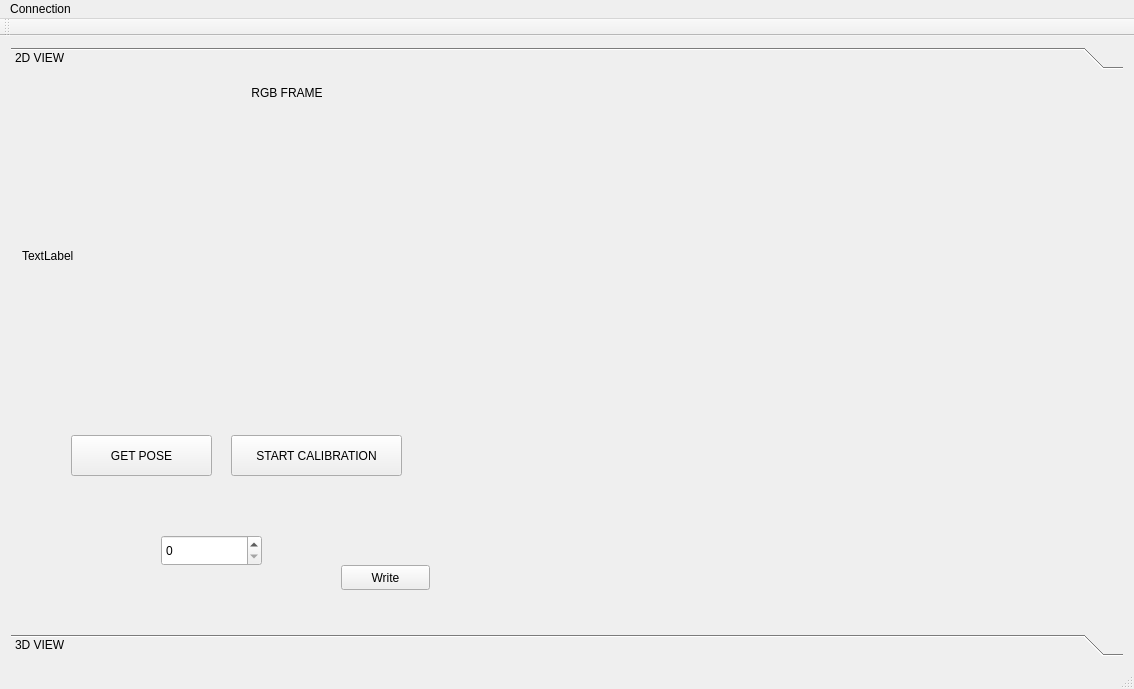
The window that mainwindow.ui (tapati0127/6DPoseEstimation) describes before a commit, drawn with Qt 5.
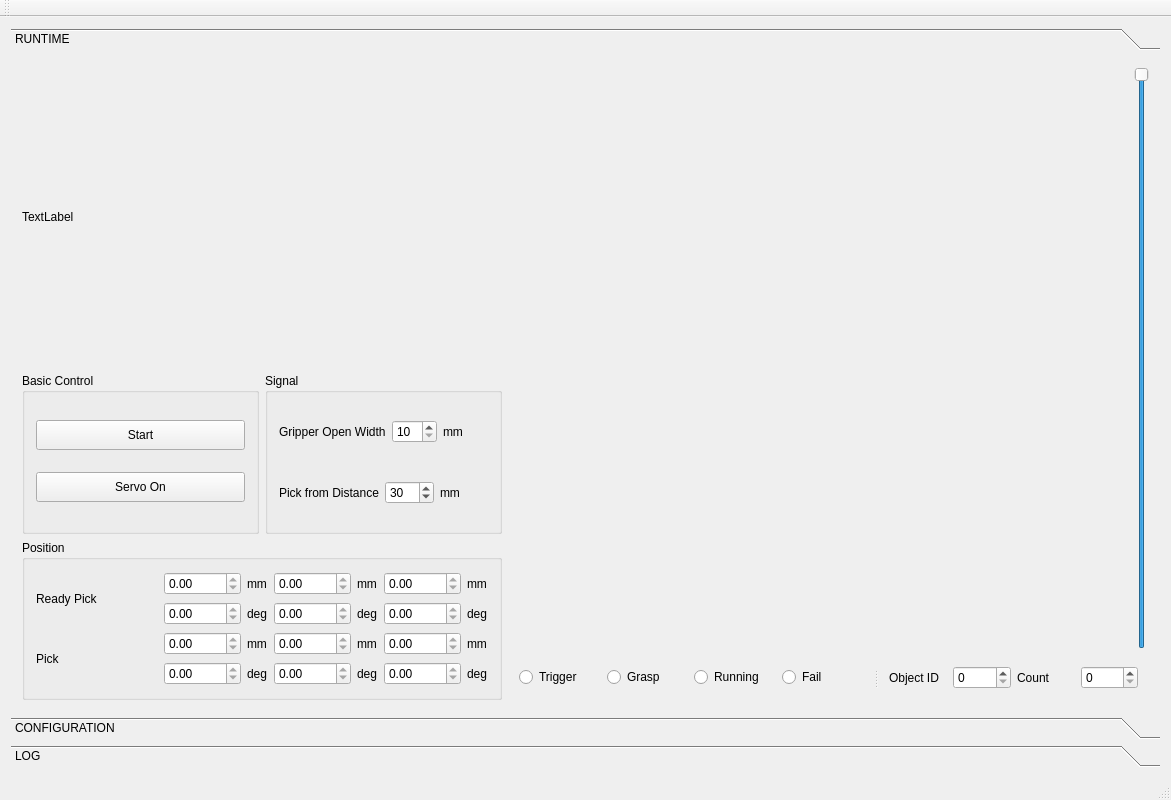
The same window after the commit. Custom widgets are drawn as their Qt base class.

Commit message: basic control

```diff
--- a/mainwindow.ui
+++ b/mainwindow.ui
@@ -6,8 +6,8 @@
    <rect>
     <x>0</x>
     <y>0</y>
-    <width>1134</width>
-    <height>689</height>
+    <width>1171</width>
+    <height>800</height>
    </rect>
   </property>
   <property name="windowTitle">
@@ -22,129 +22,528 @@
         <rect>
          <x>0</x>
          <y>0</y>
-         <width>1116</width>
-         <height>548</height>
+         <width>1153</width>
+         <height>628</height>
         </rect>
        </property>
        <attribute name="label">
-        <string>2D VIEW</string>
+        <string>RUNTIME</string>
        </attribute>
-       <widget class="QPushButton" name="pushButton">
-        <property name="geometry">
-         <rect>
-          <x>60</x>
-          <y>360</y>
-          <width>141</width>
-          <height>41</height>
-         </rect>
-        </property>
-        <property name="text">
-         <string>GET POSE</string>
-        </property>
-       </widget>
-       <widget class="QPushButton" name="pushButton_2">
-        <property name="geometry">
-         <rect>
-          <x>220</x>
-          <y>360</y>
-          <width>171</width>
-          <height>41</height>
-         </rect>
-        </property>
-        <property name="text">
-         <string>START CALIBRATION</string>
-        </property>
-       </widget>
-       <widget class="QPushButton" name="pushButton_3">
-        <property name="geometry">
-         <rect>
-          <x>330</x>
-          <y>490</y>
-          <width>89</width>
-          <height>25</height>
-         </rect>
-        </property>
-        <property name="text">
-         <string>Write</string>
-        </property>
-       </widget>
-       <widget class="QSpinBox" name="spinBox">
-        <property name="geometry">
-         <rect>
-          <x>150</x>
-          <y>460</y>
-          <width>101</width>
-          <height>31</height>
-         </rect>
-        </property>
-        <property name="minimum">
-         <number>0</number>
-        </property>
-        <property name="maximum">
-         <number>180</number>
-        </property>
-       </widget>
-       <widget class="QWidget" name="">
-        <layout class="QVBoxLayout" name="verticalLayout">
-         <item>
-          <widget class="QLabel" name="label">
-           <property name="text">
-            <string>RGB FRAME</string>
-           </property>
-           <property name="alignment">
-            <set>Qt::AlignCenter</set>
-           </property>
-          </widget>
-         </item>
-         <item>
-          <widget class="QLabel" name="labelImage">
-           <property name="sizePolicy">
-            <sizepolicy hsizetype="Fixed" vsizetype="Fixed">
-             <horstretch>0</horstretch>
-             <verstretch>0</verstretch>
-            </sizepolicy>
-           </property>
-           <property name="minimumSize">
-            <size>
-             <width>530</width>
-             <height>300</height>
-            </size>
-           </property>
-           <property name="maximumSize">
-            <size>
-             <width>848</width>
-             <height>840</height>
-            </size>
-           </property>
-           <property name="text">
-            <string>TextLabel</string>
-           </property>
-          </widget>
-         </item>
-        </layout>
-       </widget>
-       <widget class="QVTKWidget" name="qvtkWidget" native="true">
-        <property name="geometry">
-         <rect>
-          <x>548</x>
-          <y>1</y>
-          <width>530</width>
-          <height>521</height>
-         </rect>
-        </property>
-        <property name="minimumSize">
-         <size>
-          <width>530</width>
-          <height>300</height>
-         </size>
-        </property>
-        <property name="autoFillBackground">
-         <bool>false</bool>
-        </property>
-        <property name="styleSheet">
-         <string notr="true"/>
-        </property>
-       </widget>
+       <layout class="QHBoxLayout" name="horizontalLayout_28">
+        <item>
+         <layout class="QVBoxLayout" name="verticalLayout_10">
+          <item>
+           <widget class="QLabel" name="labelImage">
+            <property name="sizePolicy">
+             <sizepolicy hsizetype="Fixed" vsizetype="Fixed">
+              <horstretch>0</horstretch>
+              <verstretch>0</verstretch>
+             </sizepolicy>
+            </property>
+            <property name="minimumSize">
+             <size>
+              <width>480</width>
+              <height>300</height>
+             </size>
+            </property>
+            <property name="maximumSize">
+             <size>
+              <width>4800</width>
+              <height>3000</height>
+             </size>
+            </property>
+            <property name="text">
+             <string>TextLabel</string>
+            </property>
+           </widget>
+          </item>
+          <item>
+           <layout class="QHBoxLayout" name="horizontalLayout_25">
+            <item>
+             <widget class="QGroupBox" name="groupBox_4">
+              <property name="title">
+               <string>Basic Control</string>
+              </property>
+              <layout class="QVBoxLayout" name="verticalLayout_9">
+               <item>
+                <widget class="QPushButton" name="pushButtonStart">
+                 <property name="minimumSize">
+                  <size>
+                   <width>0</width>
+                   <height>30</height>
+                  </size>
+                 </property>
+                 <property name="text">
+                  <string>Start</string>
+                 </property>
+                </widget>
+               </item>
+               <item>
+                <widget class="QPushButton" name="pushButtonServoOn">
+                 <property name="minimumSize">
+                  <size>
+                   <width>0</width>
+                   <height>30</height>
+                  </size>
+                 </property>
+                 <property name="text">
+                  <string>Servo On</string>
+                 </property>
+                </widget>
+               </item>
+              </layout>
+             </widget>
+            </item>
+            <item>
+             <widget class="QGroupBox" name="groupBox_6">
+              <property name="title">
+               <string>Signal</string>
+              </property>
+              <layout class="QVBoxLayout" name="verticalLayout_11">
+               <item>
+                <layout class="QHBoxLayout" name="horizontalLayout_24">
+                 <item>
+                  <layout class="QHBoxLayout" name="horizontalLayout_22">
+                   <item>
+                    <widget class="QLabel" name="label_12">
+                     <property name="text">
+                      <string>Gripper Open Width</string>
+                     </property>
+                    </widget>
+                   </item>
+                   <item>
+                    <widget class="QSpinBox" name="spinBoxGripperWidth">
+                     <property name="minimum">
+                      <number>10</number>
+                     </property>
+                     <property name="maximum">
+                      <number>55</number>
+                     </property>
+                    </widget>
+                   </item>
+                   <item>
+                    <widget class="QLabel" name="label_13">
+                     <property name="text">
+                      <string>mm</string>
+                     </property>
+                    </widget>
+                   </item>
+                  </layout>
+                 </item>
+                </layout>
+               </item>
+               <item>
+                <layout class="QHBoxLayout" name="horizontalLayout_23">
+                 <item>
+                  <widget class="QLabel" name="label_14">
+                   <property name="text">
+                    <string>Pick from Distance</string>
+                   </property>
+                  </widget>
+                 </item>
+                 <item>
+                  <widget class="QSpinBox" name="spinBoxPickingDistance">
+                   <property name="minimum">
+                    <number>10</number>
+                   </property>
+                   <property name="maximum">
+                    <number>100</number>
+                   </property>
+                   <property name="value">
+                    <number>30</number>
+                   </property>
+                  </widget>
+                 </item>
+                 <item>
+                  <widget class="QLabel" name="label_15">
+                   <property name="text">
+                    <string>mm</string>
+                   </property>
+                  </widget>
+                 </item>
+                </layout>
+               </item>
+              </layout>
+             </widget>
+            </item>
+           </layout>
+          </item>
+          <item>
+           <widget class="QGroupBox" name="groupBox_5">
+            <property name="title">
+             <string>Position</string>
+            </property>
+            <layout class="QVBoxLayout" name="verticalLayout_7">
+             <item>
+              <layout class="QHBoxLayout" name="horizontalLayout_16">
+               <item>
+                <widget class="QLabel" name="label_9">
+                 <property name="text">
+                  <string>Ready Pick</string>
+                 </property>
+                </widget>
+               </item>
+               <item>
+                <layout class="QVBoxLayout" name="verticalLayout_6">
+                 <item>
+                  <layout class="QHBoxLayout" name="horizontalLayout_17">
+                   <item>
+                    <widget class="QDoubleSpinBox" name="doubleSpinBoxX1">
+                     <property name="readOnly">
+                      <bool>true</bool>
+                     </property>
+                     <property name="maximum">
+                      <double>10000.000000000000000</double>
+                     </property>
+                    </widget>
+                   </item>
+                   <item>
+                    <widget class="QLabel" name="label_22">
+                     <property name="text">
+                      <string>mm</string>
+                     </property>
+                    </widget>
+                   </item>
+                   <item>
+                    <widget class="QDoubleSpinBox" name="doubleSpinBoxY1">
+                     <property name="readOnly">
+                      <bool>true</bool>
+                     </property>
+                     <property name="maximum">
+                      <double>10000.000000000000000</double>
+                     </property>
+                    </widget>
+                   </item>
+                   <item>
+                    <widget class="QLabel" name="label_23">
+                     <property name="text">
+                      <string>mm</string>
+                     </property>
+                    </widget>
+                   </item>
+                   <item>
+                    <widget class="QDoubleSpinBox" name="doubleSpinBoxZ1">
+                     <property name="readOnly">
+                      <bool>true</bool>
+                     </property>
+                     <property name="maximum">
+                      <double>10000.000000000000000</double>
+                     </property>
+                    </widget>
+                   </item>
+                   <item>
+                    <widget class="QLabel" name="label_24">
+                     <property name="text">
+                      <string>mm</string>
+                     </property>
+                    </widget>
+                   </item>
+                  </layout>
+                 </item>
+                 <item>
+                  <layout class="QHBoxLayout" name="horizontalLayout_18">
+                   <item>
+                    <widget class="QDoubleSpinBox" name="doubleSpinBoxRX1">
+                     <property name="readOnly">
+                      <bool>true</bool>
+                     </property>
+                     <property name="maximum">
+                      <double>10000.000000000000000</double>
+                     </property>
+                    </widget>
+                   </item>
+                   <item>
+                    <widget class="QLabel" name="label_25">
+                     <property name="text">
+                      <string>deg</string>
+                     </property>
+                    </widget>
+                   </item>
+                   <item>
+                    <widget class="QDoubleSpinBox" name="doubleSpinBoxRY1">
+                     <property name="readOnly">
+                      <bool>true</bool>
+                     </property>
+                     <property name="maximum">
+                      <double>10000.000000000000000</double>
+                     </property>
+                    </widget>
+                   </item>
+                   <item>
+                    <widget class="QLabel" name="label_26">
+                     <property name="text">
+                      <string>deg</string>
+                     </property>
+                    </widget>
+                   </item>
+                   <item>
+                    <widget class="QDoubleSpinBox" name="doubleSpinBoxRZ1">
+                     <property name="readOnly">
+                      <bool>true</bool>
+                     </property>
+                     <property name="maximum">
+                      <double>10000.000000000000000</double>
+                     </property>
+                    </widget>
+                   </item>
+                   <item>
+                    <widget class="QLabel" name="label_27">
+                     <property name="text">
+                      <string>deg</string>
+                     </property>
+                    </widget>
+                   </item>
+                  </layout>
+                 </item>
+                </layout>
+               </item>
+              </layout>
+             </item>
+             <item>
+              <layout class="QHBoxLayout" name="horizontalLayout_15">
+               <item>
+                <widget class="QLabel" name="label_2">
+                 <property name="text">
+                  <string>Pick</string>
+                 </property>
+                </widget>
+               </item>
+               <item>
+                <layout class="QVBoxLayout" name="verticalLayout_5">
+                 <item>
+                  <layout class="QHBoxLayout" name="horizontalLayout_13">
+                   <item>
+                    <widget class="QDoubleSpinBox" name="doubleSpinBoxX2">
+                     <property name="readOnly">
+                      <bool>true</bool>
+                     </property>
+                     <property name="maximum">
+                      <double>10000.000000000000000</double>
+                     </property>
+                    </widget>
+                   </item>
+                   <item>
+                    <widget class="QLabel" name="label_16">
+                     <property name="text">
+                      <string>mm</string>
+                     </property>
+                    </widget>
+                   </item>
+                   <item>
+                    <widget class="QDoubleSpinBox" name="doubleSpinBoxY2">
+                     <property name="readOnly">
+                      <bool>true</bool>
+                     </property>
+                     <property name="maximum">
+                      <double>10000.000000000000000</double>
+                     </property>
+                    </widget>
+                   </item>
+                   <item>
+                    <widget class="QLabel" name="label_17">
+                     <property name="text">
+                      <string>mm</string>
+                     </property>
+                    </widget>
+                   </item>
+                   <item>
+                    <widget class="QDoubleSpinBox" name="doubleSpinBoxZ2">
+                     <property name="readOnly">
+                      <bool>true</bool>
+                     </property>
+                     <property name="maximum">
+                      <double>10000.000000000000000</double>
+                     </property>
+                    </widget>
+                   </item>
+                   <item>
+                    <widget class="QLabel" name="label_18">
+                     <property name="text">
+                      <string>mm</string>
+                     </property>
+                    </widget>
+                   </item>
+                  </layout>
+                 </item>
+                 <item>
+                  <layout class="QHBoxLayout" name="horizontalLayout_14">
+                   <item>
+                    <widget class="QDoubleSpinBox" name="doubleSpinBoxRX2">
+                     <property name="readOnly">
+                      <bool>true</bool>
+                     </property>
+                     <property name="maximum">
+                      <double>10000.000000000000000</double>
+                     </property>
+                    </widget>
+                   </item>
+                   <item>
+                    <widget class="QLabel" name="label_19">
+                     <property name="text">
+                      <string>deg</string>
+                     </property>
+                    </widget>
+                   </item>
+                   <item>
+                    <widget class="QDoubleSpinBox" name="doubleSpinBoxRY2">
+                     <property name="readOnly">
+                      <bool>true</bool>
+                     </property>
+                     <property name="maximum">
+                      <double>10000.000000000000000</double>
+                     </property>
+                    </widget>
+                   </item>
+                   <item>
+                    <widget class="QLabel" name="label_20">
+                     <property name="text">
+                      <string>deg</string>
+                     </property>
+                    </widget>
+                   </item>
+                   <item>
+                    <widget class="QDoubleSpinBox" name="doubleSpinBoxRZ2">
+                     <property name="readOnly">
+                      <bool>true</bool>
+                     </property>
+                     <property name="maximum">
+                      <double>10000.000000000000000</double>
+                     </property>
+                    </widget>
+                   </item>
+                   <item>
+                    <widget class="QLabel" name="label_21">
+                     <property name="text">
+                      <string>deg</string>
+                     </property>
+                    </widget>
+                   </item>
+                  </layout>
+                 </item>
+                </layout>
+               </item>
+              </layout>
+             </item>
+            </layout>
+           </widget>
+          </item>
+         </layout>
+        </item>
+        <item>
+         <layout class="QVBoxLayout" name="verticalLayout_8">
+          <item>
+           <layout class="QHBoxLayout" name="horizontalLayout_26">
+            <item>
+             <widget class="QVTKWidget" name="qvtkWidget" native="true">
+              <property name="minimumSize">
+               <size>
+                <width>530</width>
+                <height>550</height>
+               </size>
+              </property>
+              <property name="autoFillBackground">
+               <bool>false</bool>
+              </property>
+              <property name="styleSheet">
+               <string notr="true"/>
+              </property>
+             </widget>
+            </item>
+            <item>
+             <widget class="QSlider" name="verticalSlider">
+              <property name="minimum">
+               <number>150</number>
+              </property>
+              <property name="singleStep">
+               <number>1</number>
+              </property>
+              <property name="orientation">
+               <enum>Qt::Vertical</enum>
+              </property>
+             </widget>
+            </item>
+           </layout>
+          </item>
+          <item>
+           <widget class="QSplitter" name="splitter">
+            <property name="orientation">
+             <enum>Qt::Horizontal</enum>
+            </property>
+            <widget class="QWidget" name="layoutWidget">
+             <layout class="QHBoxLayout" name="horizontalLayout_20">
+              <item>
+               <widget class="QRadioButton" name="radioButtonTrigger">
+                <property name="text">
+                 <string>Trigger</string>
+                </property>
+               </widget>
+              </item>
+              <item>
+               <widget class="QRadioButton" name="radioButtonGrasp">
+                <property name="text">
+                 <string>Grasp</string>
+                </property>
+               </widget>
+              </item>
+              <item>
+               <widget class="QRadioButton" name="radioButtonRunning">
+                <property name="text">
+                 <string>Running</string>
+                </property>
+                <property name="checkable">
+                 <bool>false</bool>
+                </property>
+               </widget>
+              </item>
+              <item>
+               <widget class="QRadioButton" name="radioButtonFail">
+                <property name="text">
+                 <string>Fail</string>
+                </property>
+                <property name="checkable">
+                 <bool>false</bool>
+                </property>
+               </widget>
+              </item>
+             </layout>
+            </widget>
+            <widget class="QWidget" name="layoutWidget">
+             <layout class="QHBoxLayout" name="horizontalLayout_21">
+              <item>
+               <layout class="QHBoxLayout" name="horizontalLayout_12">
+                <item>
+                 <widget class="QLabel" name="label">
+                  <property name="text">
+                   <string>Object ID</string>
+                  </property>
+                 </widget>
+                </item>
+                <item>
+                 <widget class="QSpinBox" name="spinBoxObjID"/>
+                </item>
+               </layout>
+              </item>
+              <item>
+               <layout class="QHBoxLayout" name="horizontalLayout_19">
+                <item>
+                 <widget class="QLabel" name="label_11">
+                  <property name="text">
+                   <string>Count</string>
+                  </property>
+                 </widget>
+                </item>
+                <item>
+                 <widget class="QSpinBox" name="spinBoxCount"/>
+                </item>
+               </layout>
+              </item>
+             </layout>
+            </widget>
+           </widget>
+          </item>
+         </layout>
+        </item>
+       </layout>
       </widget>
       <widget class="QWidget" name="widget">
        <property name="geometry">
@@ -156,8 +555,332 @@
         </rect>
        </property>
        <attribute name="label">
-        <string>3D VIEW</string>
+        <string>CONFIGURATION</string>
        </attribute>
+       <layout class="QHBoxLayout" name="horizontalLayout_11">
+        <item>
+         <layout class="QVBoxLayout" name="verticalLayout_4">
+          <item>
+           <widget class="QGroupBox" name="groupBox">
+            <property name="title">
+             <string>ROBOT</string>
+            </property>
+            <layout class="QVBoxLayout" name="verticalLayout_2">
+             <item>
+              <layout class="QHBoxLayout" name="horizontalLayout_2">
+               <item>
+                <widget class="QLabel" name="label_3">
+                 <property name="text">
+                  <string>Robot IP</string>
+                 </property>
+                </widget>
+               </item>
+               <item>
+                <widget class="QLineEdit" name="lineEditRobotIP">
+                 <property name="text">
+                  <string>192.168.1.11</string>
+                 </property>
+                </widget>
+               </item>
+              </layout>
+             </item>
+             <item>
+              <layout class="QHBoxLayout" name="horizontalLayout_4">
+               <item>
+                <widget class="QLabel" name="label_4">
+                 <property name="text">
+                  <string>Job name</string>
+                 </property>
+                </widget>
+               </item>
+               <item>
+                <widget class="QLineEdit" name="lineEditJobName"/>
+               </item>
+              </layout>
+             </item>
+             <item>
+              <layout class="QHBoxLayout" name="horizontalLayout_3">
+               <item>
+                <widget class="QLabel" name="label_5">
+                 <property name="text">
+                  <string>Gripper Address</string>
+                 </property>
+                </widget>
+               </item>
+               <item>
+                <widget class="QLineEdit" name="lineEditGripperAddress"/>
+               </item>
+              </layout>
+             </item>
+             <item>
+              <layout class="QHBoxLayout" name="horizontalLayout_8">
+               <item>
+                <widget class="QLabel" name="label_7">
+                 <property name="text">
+                  <string>First Position Variable: </string>
+                 </property>
+                </widget>
+               </item>
+               <item>
+                <widget class="QSpinBox" name="spinBoxFirstPV">
+                 <property name="maximumSize">
+                  <size>
+                   <width>1000</width>
+                   <height>16777215</height>
+                  </size>
+                 </property>
+                 <property name="minimum">
+                  <number>40</number>
+                 </property>
+                 <property name="maximum">
+                  <number>50</number>
+                 </property>
+                </widget>
+               </item>
+              </layout>
+             </item>
+             <item>
+              <layout class="QHBoxLayout" name="horizontalLayout_9">
+               <item>
+                <widget class="QLabel" name="label_10">
+                 <property name="text">
+                  <string>First Byte Variable: </string>
+                 </property>
+                </widget>
+               </item>
+               <item>
+                <widget class="QSpinBox" name="spinBoxFirstBV">
+                 <property name="minimum">
+                  <number>40</number>
+                 </property>
+                 <property name="maximum">
+                  <number>50</number>
+                 </property>
+                </widget>
+               </item>
+              </layout>
+             </item>
+            </layout>
+           </widget>
+          </item>
+          <item>
+           <widget class="QGroupBox" name="groupBox_2">
+            <property name="title">
+             <string>CALIBRATION</string>
+            </property>
+            <layout class="QVBoxLayout" name="verticalLayout_3">
+             <item>
+              <layout class="QHBoxLayout" name="horizontalLayout_5">
+               <item>
+                <widget class="QLabel" name="label_6">
+                 <property name="text">
+                  <string>Calibration File</string>
+                 </property>
+                </widget>
+               </item>
+               <item>
+                <widget class="QLineEdit" name="lineEditCalibrationFile"/>
+               </item>
+               <item>
+                <widget class="QToolButton" name="toolButtonCalib">
+                 <property name="text">
+                  <string>...</string>
+                 </property>
+                </widget>
+               </item>
+              </layout>
+             </item>
+             <item>
+              <layout class="QHBoxLayout" name="horizontalLayout_30">
+               <item>
+                <widget class="QLabel" name="label_29">
+                 <property name="text">
+                  <string>Camera Param</string>
+                 </property>
+                </widget>
+               </item>
+               <item>
+                <widget class="QLineEdit" name="lineEditCameraParam"/>
+               </item>
+               <item>
+                <widget class="QToolButton" name="toolButtonCalibCameraParam">
+                 <property name="text">
+                  <string>...</string>
+                 </property>
+                </widget>
+               </item>
+              </layout>
+             </item>
+             <item>
+              <layout class="QHBoxLayout" name="horizontalLayout_6">
+               <item>
+                <widget class="QPushButton" name="pushButtonStartCalib">
+                 <property name="text">
+                  <string>Start Calibrate</string>
+                 </property>
+                </widget>
+               </item>
+               <item>
+                <widget class="QPushButton" name="pushButtonGetPose">
+                 <property name="text">
+                  <string>Get Pose</string>
+                 </property>
+                </widget>
+               </item>
+               <item>
+                <widget class="QPushButton" name="pushButtonCaculate">
+                 <property name="text">
+                  <string>Caculate</string>
+                 </property>
+                </widget>
+               </item>
+               <item>
+                <widget class="QPushButton" name="pushButtonStartSave">
+                 <property name="text">
+                  <string>Save</string>
+                 </property>
+                </widget>
+               </item>
+              </layout>
+             </item>
+            </layout>
+           </widget>
+          </item>
+          <item>
+           <widget class="QGroupBox" name="groupBox_3">
+            <property name="title">
+             <string>MODELS LIST</string>
+            </property>
+            <layout class="QVBoxLayout" name="verticalLayout">
+             <item>
+              <widget class="QListView" name="listViewModels">
+               <property name="minimumSize">
+                <size>
+                 <width>0</width>
+                 <height>0</height>
+                </size>
+               </property>
+               <property name="maximumSize">
+                <size>
+                 <width>4000</width>
+                 <height>1500</height>
+                </size>
+               </property>
+              </widget>
+             </item>
+             <item>
+              <layout class="QHBoxLayout" name="horizontalLayout_7">
+               <item>
+                <widget class="QLabel" name="label_8">
+                 <property name="text">
+                  <string>Model Path</string>
+                 </property>
+                </widget>
+               </item>
+               <item>
+                <widget class="QLineEdit" name="lineEditModelPath"/>
+               </item>
+               <item>
+                <widget class="QToolButton" name="toolButtonModelPath">
+                 <property name="text">
+                  <string>...</string>
+                 </property>
+                </widget>
+               </item>
+              </layout>
+             </item>
+             <item>
+              <layout class="QHBoxLayout" name="horizontalLayout_10">
+               <item>
+                <widget class="QPushButton" name="pushButtonAdd">
+                 <property name="text">
+                  <string>Add</string>
+                 </property>
+                </widget>
+               </item>
+               <item>
+                <widget class="QPushButton" name="pushButtonRemove">
+                 <property name="text">
+                  <string>Remove</string>
+                 </property>
+                </widget>
+               </item>
+              </layout>
+             </item>
+            </layout>
+           </widget>
+          </item>
+         </layout>
+        </item>
+        <item>
+         <widget class="QVTKWidget" name="qvtkWidgetModel" native="true">
+          <property name="minimumSize">
+           <size>
+            <width>700</width>
+            <height>400</height>
+           </size>
+          </property>
+          <property name="maximumSize">
+           <size>
+            <width>10000</width>
+            <height>10000</height>
+           </size>
+          </property>
+          <property name="autoFillBackground">
+           <bool>false</bool>
+          </property>
+          <property name="styleSheet">
+           <string notr="true"/>
+          </property>
+         </widget>
+        </item>
+       </layout>
+      </widget>
+      <widget class="QWidget" name="LOG">
+       <property name="geometry">
+        <rect>
+         <x>0</x>
+         <y>0</y>
+         <width>1153</width>
+         <height>628</height>
+        </rect>
+       </property>
+       <attribute name="label">
+        <string>LOG</string>
+       </attribute>
+       <layout class="QVBoxLayout" name="verticalLayout_12">
+        <item>
+         <widget class="QTextBrowser" name="textBrowserLOG"/>
+        </item>
+        <item>
+         <layout class="QHBoxLayout" name="horizontalLayout_27">
+          <item>
+           <widget class="QSpinBox" name="spinBox">
+            <property name="minimum">
+             <number>0</number>
+            </property>
+            <property name="maximum">
+             <number>180</number>
+            </property>
+           </widget>
+          </item>
+          <item>
+           <widget class="QPushButton" name="pushButton_3">
+            <property name="text">
+             <string>Write</string>
+            </property>
+           </widget>
+          </item>
+          <item>
+           <widget class="QPushButton" name="pushButtonSendPosition">
+            <property name="text">
+             <string>SEND POS</string>
+            </property>
+           </widget>
+          </item>
+         </layout>
+        </item>
+       </layout>
       </widget>
      </widget>
     </item>
@@ -168,32 +891,10 @@
     <rect>
      <x>0</x>
      <y>0</y>
-     <width>1134</width>
+     <width>1171</width>
      <height>22</height>
     </rect>
    </property>
-   <widget class="QMenu" name="menuConnection">
-    <property name="title">
-     <string>Connection</string>
-    </property>
-    <widget class="QMenu" name="menuRobot">
-     <property name="title">
-      <string>Robot</string>
-     </property>
-     <addaction name="actionConnect"/>
-     <addaction name="actionDisconnect"/>
-    </widget>
-    <widget class="QMenu" name="menuCamera">
-     <property name="title">
-      <string>Camera</string>
-     </property>
-     <addaction name="actionConnect_2"/>
-     <addaction name="actionDisconnect_2"/>
-    </widget>
-    <addaction name="menuRobot"/>
-    <addaction name="menuCamera"/>
-   </widget>
-   <addaction name="menuConnection"/>
   </widget>
   <widget class="QToolBar" name="mainToolBar">
    <attribute name="toolBarArea">
```
Left out of the diff: 4 changed lines with no effect on the pictures. The commit also changes 11 other files.
